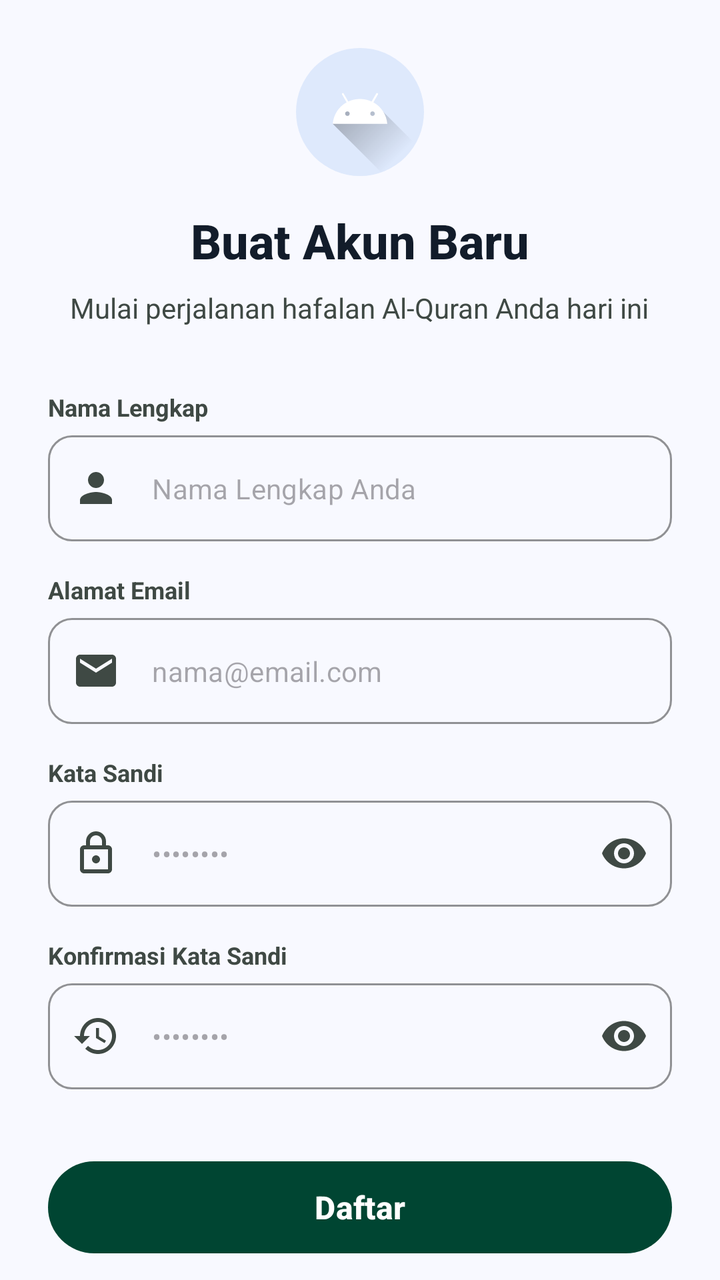
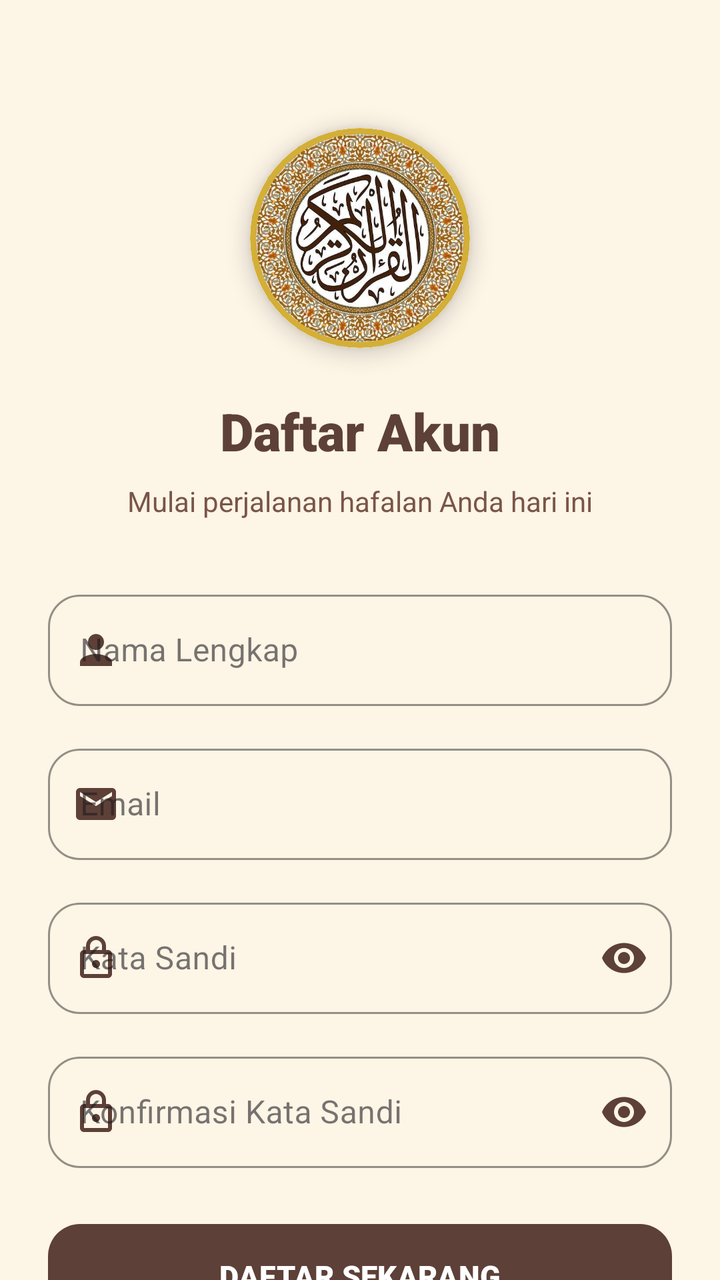

The first picture is an Android layout as it rendered before a commit; the second is the same layout after the commit. The layout source and the unified diff follow.
<!-- AndroidManifest.xml: application theme Theme.SambungAyat -->
<!-- res/layout/activity_register.xml -->
<?xml version="1.0" encoding="utf-8"?>
<androidx.core.widget.NestedScrollView xmlns:android="http://schemas.android.com/apk/res/android"
    xmlns:app="http://schemas.android.com/apk/res-auto"
    android:layout_width="match_parent"
    android:layout_height="match_parent"
    android:fillViewport="true"
    android:background="@color/background">

    <LinearLayout
        android:layout_width="match_parent"
        android:layout_height="wrap_content"
        android:orientation="vertical"
        android:padding="24dp"
        android:gravity="center_vertical">

        <ImageView
            android:id="@+id/ivLogo"
            android:layout_width="64dp"
            android:layout_height="64dp"
            android:layout_gravity="center"
            android:layout_marginBottom="16dp"
            android:src="@drawable/ic_launcher_foreground"
            android:background="@drawable/bg_logo_circle" />

        <TextView
            android:layout_width="wrap_content"
            android:layout_height="wrap_content"
            android:layout_gravity="center"
            android:text="Buat Akun Baru"
            android:textColor="@color/on_surface"
            android:textSize="24sp"
            android:textStyle="bold"
            android:fontFamily="sans-serif-medium" />

        <TextView
            android:layout_width="wrap_content"
            android:layout_height="wrap_content"
            android:layout_gravity="center"
            android:layout_marginTop="8dp"
            android:layout_marginBottom="32dp"
            android:text="Mulai perjalanan hafalan Al-Quran Anda hari ini"
            android:textColor="@color/on_surface_variant"
            android:textSize="14sp" />

        <TextView
            android:layout_width="match_parent"
            android:layout_height="wrap_content"
            android:text="Nama Lengkap"
            android:textColor="@color/on_surface_variant"
            android:textSize="12sp"
            android:textStyle="bold"
            android:layout_marginBottom="6dp" />

        <com.google.android.material.textfield.TextInputLayout
            android:id="@+id/tilFullName"
            style="@style/Widget.MaterialComponents.TextInputLayout.OutlinedBox"
            android:layout_width="match_parent"
            android:layout_height="wrap_content"
            android:layout_marginBottom="16dp"
            app:hintEnabled="false"
            app:startIconDrawable="@drawable/ic_person"
            app:startIconTint="@color/on_surface_variant"
            app:boxCornerRadiusTopStart="12dp"
            app:boxCornerRadiusTopEnd="12dp"
            app:boxCornerRadiusBottomStart="12dp"
            app:boxCornerRadiusBottomEnd="12dp"
            app:boxStrokeColor="@color/outline_variant">

            <com.google.android.material.textfield.TextInputEditText
                android:id="@+id/etFullName"
                android:layout_width="match_parent"
                android:layout_height="wrap_content"
                android:hint="Nama Lengkap Anda"
                android:inputType="textPersonName"
                android:textColor="@color/on_surface"
                android:textSize="14sp" />
        </com.google.android.material.textfield.TextInputLayout>

        <TextView
            android:layout_width="match_parent"
            android:layout_height="wrap_content"
            android:text="Alamat Email"
            android:textColor="@color/on_surface_variant"
            android:textSize="12sp"
            android:textStyle="bold"
            android:layout_marginBottom="6dp" />

        <com.google.android.material.textfield.TextInputLayout
            android:id="@+id/tilEmail"
            style="@style/Widget.MaterialComponents.TextInputLayout.OutlinedBox"
            android:layout_width="match_parent"
            android:layout_height="wrap_content"
            android:layout_marginBottom="16dp"
            app:hintEnabled="false"
            app:startIconDrawable="@drawable/ic_mail"
            app:startIconTint="@color/on_surface_variant"
            app:boxCornerRadiusTopStart="12dp"
            app:boxCornerRadiusTopEnd="12dp"
            app:boxCornerRadiusBottomStart="12dp"
            app:boxCornerRadiusBottomEnd="12dp"
            app:boxStrokeColor="@color/outline_variant">

            <com.google.android.material.textfield.TextInputEditText
                android:id="@+id/etEmail"
                android:layout_width="match_parent"
                android:layout_height="wrap_content"
                android:hint="nama@email.com"
                android:inputType="textEmailAddress"
                android:textColor="@color/on_surface"
                android:textSize="14sp" />
        </com.google.android.material.textfield.TextInputLayout>

        <TextView
            android:layout_width="match_parent"
            android:layout_height="wrap_content"
            android:text="Kata Sandi"
            android:textColor="@color/on_surface_variant"
            android:textSize="12sp"
            android:textStyle="bold"
            android:layout_marginBottom="6dp" />

        <com.google.android.material.textfield.TextInputLayout
            android:id="@+id/tilPassword"
            style="@style/Widget.MaterialComponents.TextInputLayout.OutlinedBox"
            android:layout_width="match_parent"
            android:layout_height="wrap_content"
            android:layout_marginBottom="16dp"
            app:hintEnabled="false"
            app:startIconDrawable="@drawable/ic_lock"
            app:startIconTint="@color/on_surface_variant"
            app:passwordToggleEnabled="true"
            app:passwordToggleTint="@color/on_surface_variant"
            app:boxCornerRadiusTopStart="12dp"
            app:boxCornerRadiusTopEnd="12dp"
            app:boxCornerRadiusBottomStart="12dp"
            app:boxCornerRadiusBottomEnd="12dp"
            app:boxStrokeColor="@color/outline_variant">

            <com.google.android.material.textfield.TextInputEditText
                android:id="@+id/etPassword"
                android:layout_width="match_parent"
                android:layout_height="wrap_content"
                android:hint="••••••••"
                android:inputType="textPassword"
                android:textColor="@color/on_surface"
                android:textSize="14sp" />
        </com.google.android.material.textfield.TextInputLayout>

        <TextView
            android:layout_width="match_parent"
            android:layout_height="wrap_content"
            android:text="Konfirmasi Kata Sandi"
            android:textColor="@color/on_surface_variant"
            android:textSize="12sp"
            android:textStyle="bold"
            android:layout_marginBottom="6dp" />

        <com.google.android.material.textfield.TextInputLayout
            android:id="@+id/tilConfirmPassword"
            style="@style/Widget.MaterialComponents.TextInputLayout.OutlinedBox"
            android:layout_width="match_parent"
            android:layout_height="wrap_content"
            android:layout_marginBottom="32dp"
            app:hintEnabled="false"
            app:startIconDrawable="@drawable/ic_lock_reset"
            app:startIconTint="@color/on_surface_variant"
            app:passwordToggleEnabled="true"
            app:passwordToggleTint="@color/on_surface_variant"
            app:boxCornerRadiusTopStart="12dp"
            app:boxCornerRadiusTopEnd="12dp"
            app:boxCornerRadiusBottomStart="12dp"
            app:boxCornerRadiusBottomEnd="12dp"
            app:boxStrokeColor="@color/outline_variant">

            <com.google.android.material.textfield.TextInputEditText
                android:id="@+id/etConfirmPassword"
                android:layout_width="match_parent"
                android:layout_height="wrap_content"
                android:hint="••••••••"
                android:inputType="textPassword"
                android:textColor="@color/on_surface"
                android:textSize="14sp" />
        </com.google.android.material.textfield.TextInputLayout>

        <com.google.android.material.button.MaterialButton
            android:id="@+id/btnRegister"
            android:layout_width="match_parent"
            android:layout_height="54dp"
            android:text="Daftar"
            android:textColor="@android:color/white"
            android:textSize="16sp"
            android:textStyle="bold"
            android:textAllCaps="false"
            app:backgroundTint="@color/primary"
            app:cornerRadius="27dp" />

        <LinearLayout
            android:layout_width="wrap_content"
            android:layout_height="wrap_content"
            android:orientation="horizontal"
            android:layout_gravity="center"
            android:layout_marginTop="32dp">

            <TextView
                android:layout_width="wrap_content"
                android:layout_height="wrap_content"
                android:text="Sudah punya akun? "
                android:textColor="@color/on_surface_variant"
                android:textSize="14sp" />

            <TextView
                android:id="@+id/tvLogin"
                android:layout_width="wrap_content"
                android:layout_height="wrap_content"
                android:text="Masuk di sini"
                android:textColor="@color/primary"
                android:textSize="14sp"
                android:textStyle="bold"
                android:clickable="true"
                android:focusable="true" />
        </LinearLayout>

    </LinearLayout>
</androidx.core.widget.NestedScrollView>
<!-- resources referenced by this layout -->
<resources>
  <color name="background">#F8F9FF</color>
  <color name="on_surface">#121C2A</color>
  <color name="on_surface_variant">#3F4944</color>
  <color name="outline_variant">#C4C7C5</color>
  <color name="primary">#004532</color>
  <!-- drawable bg_logo_circle (drawable) -->
  <?xml version="1.0" encoding="utf-8"?>
  <shape xmlns:android="http://schemas.android.com/apk/res/android"
      android:shape="oval">
      <solid android:color="@color/surface_container_high" />
  </shape>
  <!-- drawable ic_launcher_foreground (drawable) -->
  <vector xmlns:android="http://schemas.android.com/apk/res/android"
      xmlns:aapt="http://schemas.android.com/aapt"
      android:width="108dp"
      android:height="108dp"
      android:viewportWidth="108"
      android:viewportHeight="108">
      <path android:pathData="M31,63.928c0,0 6.4,-11 12.1,-13.1c7.2,-2.6 26,-1.4 26,-1.4l38.1,38.1L107,108.928l-32,-1L31,63.928z">
          <aapt:attr name="android:fillColor">
              <gradient
                  android:endX="85.84757"
                  android:endY="92.4963"
                  android:startX="42.9492"
                  android:startY="49.59793"
                  android:type="linear">
                  <item
                      android:color="#44000000"
                      android:offset="0.0" />
                  <item
                      android:color="#00000000"
                      android:offset="1.0" />
              </gradient>
          </aapt:attr>
      </path>
      <path
          android:fillColor="#FFFFFF"
          android:fillType="nonZero"
          android:pathData="M65.3,45.828l3.8,-6.6c0.2,-0.4 0.1,-0.9 -0.3,-1.1c-0.4,-0.2 -0.9,-0.1 -1.1,0.3l-3.9,6.7c-6.3,-2.8 -13.4,-2.8 -19.7,0l-3.9,-6.7c-0.2,-0.4 -0.7,-0.5 -1.1,-0.3C38.8,38.328 38.7,38.828 38.9,39.228l3.8,6.6C36.2,49.428 31.7,56.028 31,63.928h46C76.3,56.028 71.8,49.428 65.3,45.828zM43.4,57.328c-0.8,0 -1.5,-0.5 -1.8,-1.2c-0.3,-0.7 -0.1,-1.5 0.4,-2.1c0.5,-0.5 1.4,-0.7 2.1,-0.4c0.7,0.3 1.2,1 1.2,1.8C45.3,56.528 44.5,57.328 43.4,57.328L43.4,57.328zM64.6,57.328c-0.8,0 -1.5,-0.5 -1.8,-1.2s-0.1,-1.5 0.4,-2.1c0.5,-0.5 1.4,-0.7 2.1,-0.4c0.7,0.3 1.2,1 1.2,1.8C66.5,56.528 65.6,57.328 64.6,57.328L64.6,57.328z"
          android:strokeWidth="1"
          android:strokeColor="#00000000" />
  </vector>
  <!-- drawable ic_lock_reset (drawable) -->
  <vector xmlns:android="http://schemas.android.com/apk/res/android"
      android:width="24dp"
      android:height="24dp"
      android:viewportWidth="24"
      android:viewportHeight="24">
      <path
          android:fillColor="@android:color/black"
          android:pathData="M13,3c-4.97,0 -9,4.03 -9,9H1l3.89,3.89 0.07,0.14L9,12H6c0,-3.87 3.13,-7 7,-7s7,3.13 7,7 -3.13,7 -7,7c-1.93,0 -3.68,-0.79 -4.94,-2.06l-1.42,1.42C8.27,19.99 10.51,21 13,21c4.97,0 9,-4.03 9,-9s-4.03,-9 -9,-9zM12,8v5l4.28,2.54 0.72,-1.21 -3.5,-2.08V8H12z" />
  </vector>
  <!-- drawable ic_mail (drawable) -->
  <vector xmlns:android="http://schemas.android.com/apk/res/android"
      android:width="24dp"
      android:height="24dp"
      android:viewportWidth="24"
      android:viewportHeight="24">
      <path
          android:fillColor="@android:color/black"
          android:pathData="M20,4H4C2.9,4 2,4.9 2,6v12c0,1.1 0.9,2 2,2h16c1.1,0 2,-0.9 2,-2V6C22,4.9 21.1,4 20,4zM20,8l-8,5L4,8V6l8,5l8,-5V8z" />
  </vector>
  <!-- drawable ic_person (drawable) -->
  <vector xmlns:android="http://schemas.android.com/apk/res/android"
      android:width="24dp"
      android:height="24dp"
      android:viewportWidth="24"
      android:viewportHeight="24">
    <path
        android:fillColor="#FF000000"
        android:pathData="M12,12c2.21,0 4,-1.79 4,-4s-1.79,-4 -4,-4 -4,1.79 -4,4 1.79,4 4,4zM12,14c-2.67,0 -8,1.34 -8,4v2h16v-2c0,-2.66 -5.33,-4 -8,-4z"/>
  </vector>
  <style name="Theme.SambungAyat" parent="Base.Theme.SambungAyat" />
  <color name="surface_container_high">#DEE9FC</color>
  <style name="Base.Theme.SambungAyat" parent="Theme.Material3.DayNight.NoActionBar">
          
          
      </style>
  <!-- unchanged entries left out for length: 1 -->
</resources>

<!-- the commit's change to res/layout/activity_register.xml (unified diff, before → after) -->
@@ -11,45 +11,42 @@
         android:layout_height="wrap_content"
         android:orientation="vertical"
         android:padding="24dp"
-        android:gravity="center_vertical">
+        android:gravity="center_horizontal">
 
-        <ImageView
-            android:id="@+id/ivLogo"
-            android:layout_width="64dp"
-            android:layout_height="64dp"
-            android:layout_gravity="center"
-            android:layout_marginBottom="16dp"
-            android:src="@drawable/ic_launcher_foreground"
-            android:background="@drawable/bg_logo_circle" />
+        <com.google.android.material.card.MaterialCardView
+            android:layout_width="110dp"
+            android:layout_height="110dp"
+            android:layout_marginTop="40dp"
+            android:layout_marginBottom="24dp"
+            app:cardCornerRadius="55dp"
+            app:cardElevation="6dp"
+            app:strokeColor="@color/secondary"
+            app:strokeWidth="3dp"
+            app:cardBackgroundColor="@color/white">
+            <ImageView
+                android:id="@+id/ivLogo"
+                android:layout_width="match_parent"
+                android:layout_height="match_parent"
+                android:scaleType="centerCrop"
+                android:src="@drawable/logo_quran" />
+        </com.google.android.material.card.MaterialCardView>
 
         <TextView
             android:layout_width="wrap_content"
             android:layout_height="wrap_content"
-            android:layout_gravity="center"
-            android:text="Buat Akun Baru"
-            android:textColor="@color/on_surface"
-            android:textSize="24sp"
-            android:textStyle="bold"
-            android:fontFamily="sans-serif-medium" />
+            android:text="Daftar Akun"
+            android:textColor="@color/primary"
+            android:textSize="26sp"
+            android:fontFamily="sans-serif-black" />
 
         <TextView
             android:layout_width="wrap_content"
             android:layout_height="wrap_content"
-            android:layout_gravity="center"
             android:layout_marginTop="8dp"
             android:layout_marginBottom="32dp"
-            android:text="Mulai perjalanan hafalan Al-Quran Anda hari ini"
-            android:textColor="@color/on_surface_variant"
+            android:text="Mulai perjalanan hafalan Anda hari ini"
+            android:textColor="@color/text_variant"
             android:textSize="14sp" />
-
-        <TextView
-            android:layout_width="match_parent"
-            android:layout_height="wrap_content"
-            android:text="Nama Lengkap"
-            android:textColor="@color/on_surface_variant"
-            android:textSize="12sp"
-            android:textStyle="bold"
-            android:layout_marginBottom="6dp" />
 
         <com.google.android.material.textfield.TextInputLayout
             android:id="@+id/tilFullName"
@@ -57,33 +54,22 @@
             android:layout_width="match_parent"
             android:layout_height="wrap_content"
             android:layout_marginBottom="16dp"
-            app:hintEnabled="false"
+            app:boxStrokeColor="@color/primary"
+            app:hintTextColor="@color/primary"
             app:startIconDrawable="@drawable/ic_person"
-            app:startIconTint="@color/on_surface_variant"
-            app:boxCornerRadiusTopStart="12dp"
-            app:boxCornerRadiusTopEnd="12dp"
-            app:boxCornerRadiusBottomStart="12dp"
-            app:boxCornerRadiusBottomEnd="12dp"
-            app:boxStrokeColor="@color/outline_variant">
-
+            app:startIconTint="@color/primary"
+            app:boxCornerRadiusTopStart="16dp"
+            app:boxCornerRadiusTopEnd="16dp"
+            app:boxCornerRadiusBottomStart="16dp"
+            app:boxCornerRadiusBottomEnd="16dp">
             <com.google.android.material.textfield.TextInputEditText
                 android:id="@+id/etFullName"
                 android:layout_width="match_parent"
                 android:layout_height="wrap_content"
-                android:hint="Nama Lengkap Anda"
-                android:inputType="textPersonName"
-                android:textColor="@color/on_surface"
-                android:textSize="14sp" />
+                android:hint="Nama Lengkap"
+                android:textColor="@color/text_main"
+                android:inputType="textPersonName" />
         </com.google.android.material.textfield.TextInputLayout>
-
-        <TextView
-            android:layout_width="match_parent"
-            android:layout_height="wrap_content"
-            android:text="Alamat Email"
-            android:textColor="@color/on_surface_variant"
-            android:textSize="12sp"
-            android:textStyle="bold"
-            android:layout_marginBottom="6dp" />
 
         <com.google.android.material.textfield.TextInputLayout
             android:id="@+id/tilEmail"
@@ -91,33 +77,22 @@
             android:layout_width="match_parent"
             android:layout_height="wrap_content"
             android:layout_marginBottom="16dp"
-            app:hintEnabled="false"
+            app:boxStrokeColor="@color/primary"
+            app:hintTextColor="@color/primary"
             app:startIconDrawable="@drawable/ic_mail"
-            app:startIconTint="@color/on_surface_variant"
-            app:boxCornerRadiusTopStart="12dp"
-            app:boxCornerRadiusTopEnd="12dp"
-            app:boxCornerRadiusBottomStart="12dp"
-            app:boxCornerRadiusBottomEnd="12dp"
-            app:boxStrokeColor="@color/outline_variant">
-
+            app:startIconTint="@color/primary"
+            app:boxCornerRadiusTopStart="16dp"
+            app:boxCornerRadiusTopEnd="16dp"
+            app:boxCornerRadiusBottomStart="16dp"
+            app:boxCornerRadiusBottomEnd="16dp">
             <com.google.android.material.textfield.TextInputEditText
                 android:id="@+id/etEmail"
                 android:layout_width="match_parent"
                 android:layout_height="wrap_content"
-                android:hint="nama@email.com"
-                android:inputType="textEmailAddress"
-                android:textColor="@color/on_surface"
-                android:textSize="14sp" />
+                android:hint="Email"
+                android:textColor="@color/text_main"
+                android:inputType="textEmailAddress" />
         </com.google.android.material.textfield.TextInputLayout>
-
-        <TextView
-            android:layout_width="match_parent"
-            android:layout_height="wrap_content"
-            android:text="Kata Sandi"
-            android:textColor="@color/on_surface_variant"
-            android:textSize="12sp"
-            android:textStyle="bold"
-            android:layout_marginBottom="6dp" />
 
         <com.google.android.material.textfield.TextInputLayout
             android:id="@+id/tilPassword"
@@ -125,100 +100,71 @@
             android:layout_width="match_parent"
             android:layout_height="wrap_content"
             android:layout_marginBottom="16dp"
-            app:hintEnabled="false"
+            app:boxStrokeColor="@color/primary"
+            app:hintTextColor="@color/primary"
             app:startIconDrawable="@drawable/ic_lock"
-            app:startIconTint="@color/on_surface_variant"
+            app:startIconTint="@color/primary"
             app:passwordToggleEnabled="true"
-            app:passwordToggleTint="@color/on_surface_variant"
-            app:boxCornerRadiusTopStart="12dp"
-            app:boxCornerRadiusTopEnd="12dp"
-            app:boxCornerRadiusBottomStart="12dp"
-            app:boxCornerRadiusBottomEnd="12dp"
-            app:boxStrokeColor="@color/outline_variant">
-
+            app:passwordToggleTint="@color/primary"
+            app:boxCornerRadiusTopStart="16dp"
+            app:boxCornerRadiusTopEnd="16dp"
+            app:boxCornerRadiusBottomStart="16dp"
+            app:boxCornerRadiusBottomEnd="16dp">
             <com.google.android.material.textfield.TextInputEditText
                 android:id="@+id/etPassword"
                 android:layout_width="match_parent"
                 android:layout_height="wrap_content"
-                android:hint="••••••••"
-                android:inputType="textPassword"
-                android:textColor="@color/on_surface"
-                android:textSize="14sp" />
+                android:hint="Kata Sandi"
+                android:textColor="@color/text_main"
+                android:inputType="textPassword" />
         </com.google.android.material.textfield.TextInputLayout>
-
-        <TextView
-            android:layout_width="match_parent"
-            android:layout_height="wrap_content"
-            android:text="Konfirmasi Kata Sandi"
-            android:textColor="@color/on_surface_variant"
-            android:textSize="12sp"
-            android:textStyle="bold"
-            android:layout_marginBottom="6dp" />
 
         <com.google.android.material.textfield.TextInputLayout
             android:id="@+id/tilConfirmPassword"
             style="@style/Widget.MaterialComponents.TextInputLayout.OutlinedBox"
             android:layout_width="match_parent"
             android:layout_height="wrap_content"
-            android:layout_marginBottom="32dp"
-            app:hintEnabled="false"
-            app:startIconDrawable="@drawable/ic_lock_reset"
-            app:startIconTint="@color/on_surface_variant"
+            android:layout_marginBottom="24dp"
+            app:boxStrokeColor="@color/primary"
+            app:hintTextColor="@color/primary"
+            app:startIconDrawable="@drawable/ic_lock"
+            app:startIconTint="@color/primary"
             app:passwordToggleEnabled="true"
-            app:passwordToggleTint="@color/on_surface_variant"
-            app:boxCornerRadiusTopStart="12dp"
-            app:boxCornerRadiusTopEnd="12dp"
-            app:boxCornerRadiusBottomStart="12dp"
-            app:boxCornerRadiusBottomEnd="12dp"
-            app:boxStrokeColor="@color/outline_variant">
-
+            app:passwordToggleTint="@color/primary"
+            app:boxCornerRadiusTopStart="16dp"
+            app:boxCornerRadiusTopEnd="16dp"
+            app:boxCornerRadiusBottomStart="16dp"
+            app:boxCornerRadiusBottomEnd="16dp">
             <com.google.android.material.textfield.TextInputEditText
                 android:id="@+id/etConfirmPassword"
                 android:layout_width="match_parent"
                 android:layout_height="wrap_content"
-                android:hint="••••••••"
-                android:inputType="textPassword"
-                android:textColor="@color/on_surface"
-                android:textSize="14sp" />
+                android:hint="Konfirmasi Kata Sandi"
+                android:textColor="@color/text_main"
+                android:inputType="textPassword" />
         </com.google.android.material.textfield.TextInputLayout>
 
         <com.google.android.material.button.MaterialButton
             android:id="@+id/btnRegister"
             android:layout_width="match_parent"
-            android:layout_height="54dp"
-            android:text="Daftar"
-            android:textColor="@android:color/white"
-            android:textSize="16sp"
-            android:textStyle="bold"
-            android:textAllCaps="false"
+            android:layout_height="60dp"
+            android:text="DAFTAR SEKARANG"
+            android:textColor="#FFFFFF"
+            android:textSize="15sp"
+            android:fontFamily="sans-serif-black"
             app:backgroundTint="@color/primary"
-            app:cornerRadius="27dp" />
+            app:cornerRadius="16dp"
+            app:elevation="4dp" />
 
-        <LinearLayout
+        <TextView
+            android:id="@+id/tvLogin"
             android:layout_width="wrap_content"
             android:layout_height="wrap_content"
-            android:orientation="horizontal"
-            android:layout_gravity="center"
-            android:layout_marginTop="32dp">
-
-            <TextView
-                android:layout_width="wrap_content"
-                android:layout_height="wrap_content"
-                android:text="Sudah punya akun? "
-                android:textColor="@color/on_surface_variant"
-                android:textSize="14sp" />
-
-            <TextView
-                android:id="@+id/tvLogin"
-                android:layout_width="wrap_content"
-                android:layout_height="wrap_content"
-                android:text="Masuk di sini"
-                android:textColor="@color/primary"
-                android:textSize="14sp"
-                android:textStyle="bold"
-                android:clickable="true"
-                android:focusable="true" />
-        </LinearLayout>
+            android:layout_marginTop="32dp"
+            android:layout_marginBottom="20dp"
+            android:text="Sudah punya akun? Masuk di sini"
+            android:textColor="@color/primary"
+            android:textStyle="bold" />
 
     </LinearLayout>
 </androidx.core.widget.NestedScrollView>
<!-- resource entries referenced after the edit -->
@@ -1,57 +1,11 @@
 <!-- resources referenced by this layout -->
 <resources>
-  <color name="background">#F8F9FF</color>
-  <color name="on_surface">#121C2A</color>
-  <color name="on_surface_variant">#3F4944</color>
-  <color name="outline_variant">#C4C7C5</color>
-  <color name="primary">#004532</color>
-  <!-- drawable bg_logo_circle (drawable) -->
-  <?xml version="1.0" encoding="utf-8"?>
-  <shape xmlns:android="http://schemas.android.com/apk/res/android"
-      android:shape="oval">
-      <solid android:color="@color/surface_container_high" />
-  </shape>
-  <!-- drawable ic_launcher_foreground (drawable) -->
-  <vector xmlns:android="http://schemas.android.com/apk/res/android"
-      xmlns:aapt="http://schemas.android.com/aapt"
-      android:width="108dp"
-      android:height="108dp"
-      android:viewportWidth="108"
-      android:viewportHeight="108">
-      <path android:pathData="M31,63.928c0,0 6.4,-11 12.1,-13.1c7.2,-2.6 26,-1.4 26,-1.4l38.1,38.1L107,108.928l-32,-1L31,63.928z">
-          <aapt:attr name="android:fillColor">
-              <gradient
-                  android:endX="85.84757"
-                  android:endY="92.4963"
-                  android:startX="42.9492"
-                  android:startY="49.59793"
-                  android:type="linear">
-                  <item
-                      android:color="#44000000"
-                      android:offset="0.0" />
-                  <item
-                      android:color="#00000000"
-                      android:offset="1.0" />
-              </gradient>
-          </aapt:attr>
-      </path>
-      <path
-          android:fillColor="#FFFFFF"
-          android:fillType="nonZero"
-          android:pathData="M65.3,45.828l3.8,-6.6c0.2,-0.4 0.1,-0.9 -0.3,-1.1c-0.4,-0.2 -0.9,-0.1 -1.1,0.3l-3.9,6.7c-6.3,-2.8 -13.4,-2.8 -19.7,0l-3.9,-6.7c-0.2,-0.4 -0.7,-0.5 -1.1,-0.3C38.8,38.328 38.7,38.828 38.9,39.228l3.8,6.6C36.2,49.428 31.7,56.028 31,63.928h46C76.3,56.028 71.8,49.428 65.3,45.828zM43.4,57.328c-0.8,0 -1.5,-0.5 -1.8,-1.2c-0.3,-0.7 -0.1,-1.5 0.4,-2.1c0.5,-0.5 1.4,-0.7 2.1,-0.4c0.7,0.3 1.2,1 1.2,1.8C45.3,56.528 44.5,57.328 43.4,57.328L43.4,57.328zM64.6,57.328c-0.8,0 -1.5,-0.5 -1.8,-1.2s-0.1,-1.5 0.4,-2.1c0.5,-0.5 1.4,-0.7 2.1,-0.4c0.7,0.3 1.2,1 1.2,1.8C66.5,56.528 65.6,57.328 64.6,57.328L64.6,57.328z"
-          android:strokeWidth="1"
-          android:strokeColor="#00000000" />
-  </vector>
-  <!-- drawable ic_lock_reset (drawable) -->
-  <vector xmlns:android="http://schemas.android.com/apk/res/android"
-      android:width="24dp"
-      android:height="24dp"
-      android:viewportWidth="24"
-      android:viewportHeight="24">
-      <path
-          android:fillColor="@android:color/black"
-          android:pathData="M13,3c-4.97,0 -9,4.03 -9,9H1l3.89,3.89 0.07,0.14L9,12H6c0,-3.87 3.13,-7 7,-7s7,3.13 7,7 -3.13,7 -7,7c-1.93,0 -3.68,-0.79 -4.94,-2.06l-1.42,1.42C8.27,19.99 10.51,21 13,21c4.97,0 9,-4.03 9,-9s-4.03,-9 -9,-9zM12,8v5l4.28,2.54 0.72,-1.21 -3.5,-2.08V8H12z" />
-  </vector>
+  <color name="background">#FDF5E6</color>
+  <color name="primary">#5D4037</color>
+  <color name="secondary">#D4AF37</color>
+  <color name="text_main">#3E2723</color>
+  <color name="text_variant">#795548</color>
+  <color name="white">#FFFFFF</color>
   <!-- drawable ic_mail (drawable) -->
   <vector xmlns:android="http://schemas.android.com/apk/res/android"
       android:width="24dp"
@@ -72,12 +26,27 @@
         android:fillColor="#FF000000"
         android:pathData="M12,12c2.21,0 4,-1.79 4,-4s-1.79,-4 -4,-4 -4,1.79 -4,4 1.79,4 4,4zM12,14c-2.67,0 -8,1.34 -8,4v2h16v-2c0,-2.66 -5.33,-4 -8,-4z"/>
   </vector>
+  <!-- drawable logo_quran: jpg bitmap (drawable, 73877 bytes) -->
   <style name="Theme.SambungAyat" parent="Base.Theme.SambungAyat" />
-  <color name="surface_container_high">#DEE9FC</color>
   <style name="Base.Theme.SambungAyat" parent="Theme.Material3.DayNight.NoActionBar">
           
+          <item name="colorPrimary">@color/primary</item>
+          <item name="colorOnPrimary">@color/white</item>
+          <item name="colorPrimaryContainer">@color/primary_container</item>
+          <item name="colorOnPrimaryContainer">@color/text_main</item>
+  
           
+          <item name="colorSecondary">@color/secondary</item>
+          <item name="colorOnSecondary">@color/white</item>
+  
+          
+          <item name="colorAccent">@color/primary</item>
+          <item name="android:statusBarColor">@color/primary</item>
+  
+          
+          <item name="materialButtonStyle">@style/Widget.Material3.Button</item>
       </style>
+  <color name="primary_container">#EFEBE9</color>
   <!-- unchanged entries left out for length: 1 -->
 </resources>
 
